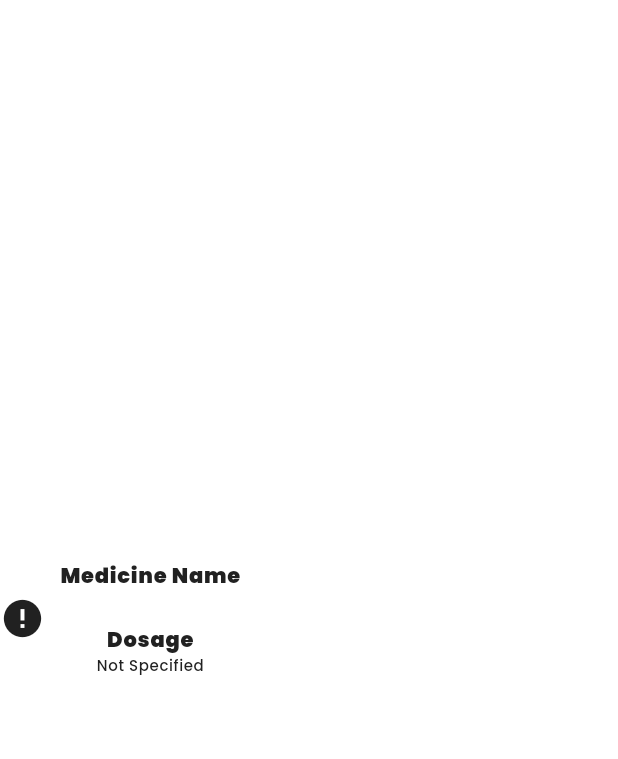
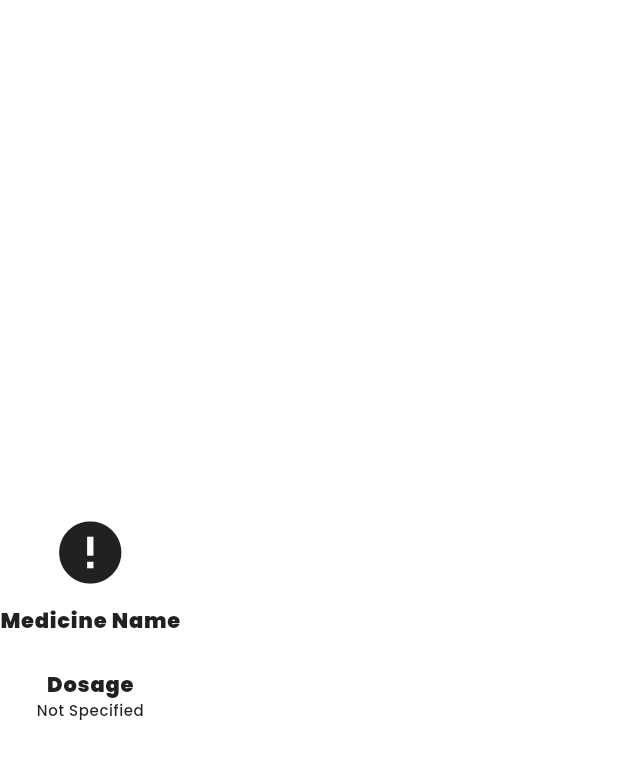
Before and after one commit to Mrthmkba/mreminderapp_kml, a Flutter app: the MainSection widget shown alone on an empty page, opened directly, on a phone screen of 412 x 824 dp. Shown: the top 759 px of the screen. Run offline on Flutter 3.47's test engine with Material 3 defaults, Android fonts, the phone set to English and light mode, and no system bars; our stand-ins replace flutter_svg, google_fonts, rxdart, shared_preferences; accounts and stored records are empty.

Commit message:
11/1 update latest

```diff
--- a/lib/pages/Page1/home.dart
+++ b/lib/pages/Page1/home.dart
@@ -200,6 +200,7 @@ class MedicineCard extends StatelessWidget {
         child: SvgPicture.asset(
           'assets/icons/insulin.svg',
           height: 50,
+          width: 50,
         ),
       );
     }
--- a/lib/pages/medicine_details/medicine_details.dart
+++ b/lib/pages/medicine_details/medicine_details.dart
@@ -121,7 +121,8 @@ class MainSection extends StatelessWidget {
         tag: medicine!.medicineName! + medicine!.medicineType!,
         child: SvgPicture.asset(
           'assets/icons/pill.svg',
-          height: 30,
+          height:50,
+          width: 50,
         ),
       );
     } else if (medicine != null && medicine!.medicineType == 'insulin') {
@@ -129,7 +130,8 @@ class MainSection extends StatelessWidget {
         tag: medicine!.medicineName! + medicine!.medicineType!,
         child: SvgPicture.asset(
           'assets/icons/insulin.svg',
-          height: 30,
+          height: 50,
+          width: 50,
         ),
       );
     }
@@ -146,10 +148,11 @@ class MainSection extends StatelessWidget {
 
   @override
   Widget build(BuildContext context) {
-    return Row(
+    return Column(mainAxisAlignment: MainAxisAlignment.center,
+      // crossAxisAlignment: CrossAxisAlignment.start,
       children: [
-        makeIcon(30),
-        SizedBox(width: 10),
+        makeIcon(50),
+        SizedBox(height: 10),
         Column(
           mainAxisAlignment: MainAxisAlignment.center,
           children: [
```
